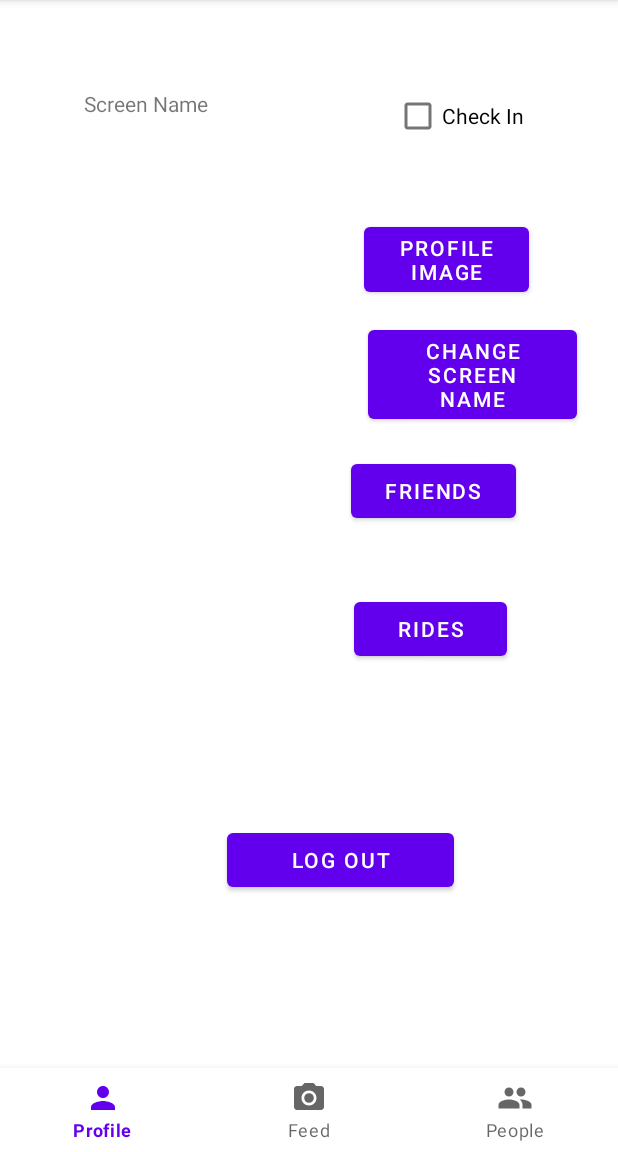
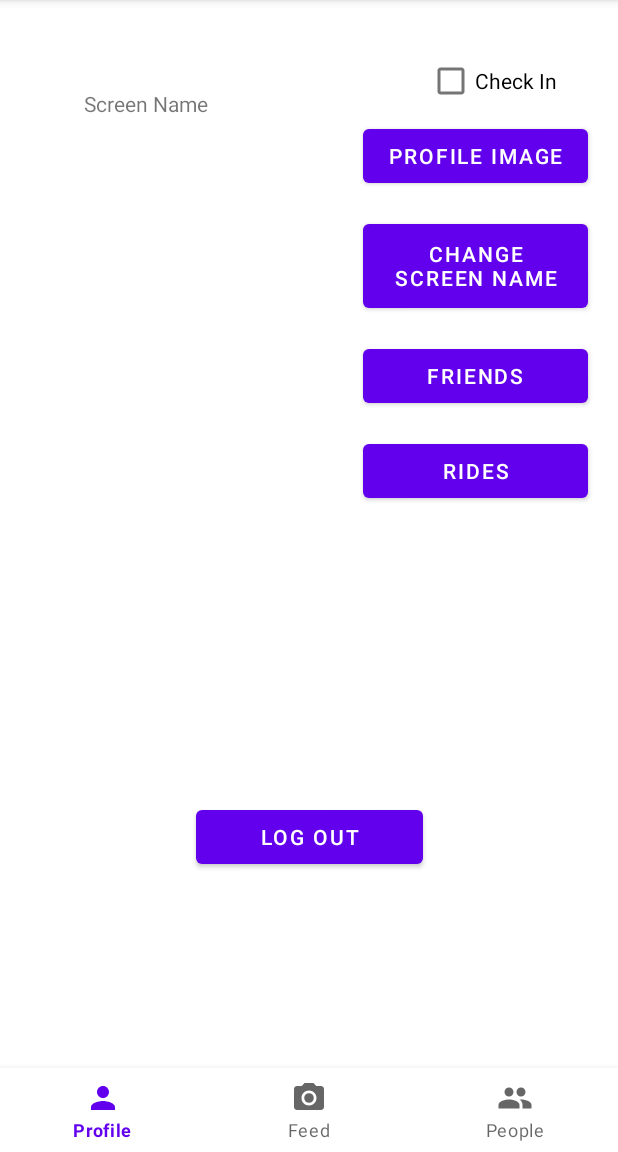
Before and after one commit to Team-Coaster/coaster_life, an Android app: the ProfileFragment screen opened directly, with no data from a screen before it, on a phone screen of 412 x 824 dp, the part 84-1236 px from its top. Run offline under Robolectric (Android 15) with nearby library versions, the phone set to English and light mode, and no system bars; libraries missing offline, so code that uses them is left out: com.parse.

Commit message:
Profile UI Improvement

```diff
--- a/app/src/main/res/layout/fragment_profile.xml
+++ b/app/src/main/res/layout/fragment_profile.xml
@@ -22,32 +22,32 @@
 
         <Button
             android:id="@+id/btnProfileImg"
-            android:layout_width="110dp"
+            android:layout_width="150dp"
             android:layout_height="wrap_content"
             android:layout_alignParentTop="true"
             android:layout_alignParentEnd="true"
-            android:layout_marginTop="145dp"
-            android:layout_marginEnd="59dp"
+            android:layout_marginTop="80dp"
+            android:layout_marginEnd="20dp"
             android:text="@string/profileimg" />
 
         <Button
             android:id="@+id/btnFriends"
-            android:layout_width="110dp"
+            android:layout_width="150dp"
             android:layout_height="wrap_content"
             android:layout_below="@+id/btnSN"
             android:layout_alignParentEnd="true"
-            android:layout_marginTop="18dp"
-            android:layout_marginEnd="68dp"
+            android:layout_marginTop="15dp"
+            android:layout_marginEnd="20dp"
             android:text="@string/Friends" />
 
         <Button
             android:id="@+id/btnRides"
-            android:layout_width="102dp"
+            android:layout_width="150dp"
             android:layout_height="wrap_content"
             android:layout_below="@+id/btnFriends"
             android:layout_alignParentEnd="true"
-            android:layout_marginTop="44dp"
-            android:layout_marginEnd="74dp"
+            android:layout_marginTop="15dp"
+            android:layout_marginEnd="20dp"
             android:text="@string/Rides" />
 
         <Button
@@ -57,8 +57,9 @@
             android:layout_below="@+id/btnRides"
             android:layout_alignParentEnd="true"
             android:layout_centerHorizontal="true"
-            android:layout_marginTop="106dp"
-            android:layout_marginEnd="109dp"
+            android:layout_marginTop="196dp"
+            android:layout_marginEnd="130dp"
+            android:foregroundGravity="center_horizontal"
             android:text="@string/logout" />
 
         <CheckBox
@@ -67,13 +68,13 @@
             android:layout_height="wrap_content"
             android:layout_alignParentTop="true"
             android:layout_alignParentEnd="true"
-            android:layout_marginTop="53dp"
-            android:layout_marginEnd="42dp"
+            android:layout_marginTop="30dp"
+            android:layout_marginEnd="20dp"
             android:text="@string/checkin" />
 
         <TextView
             android:id="@+id/tvSN"
-            android:layout_width="117dp"
+            android:layout_width="wrap_content"
             android:layout_height="wrap_content"
             android:layout_alignParentStart="true"
             android:layout_alignParentTop="true"
@@ -83,12 +84,12 @@
 
         <Button
             android:id="@+id/btnSN"
-            android:layout_width="139dp"
-            android:layout_height="wrap_content"
+            android:layout_width="150dp"
+            android:layout_height="68dp"
             android:layout_below="@+id/btnProfileImg"
             android:layout_alignParentEnd="true"
-            android:layout_marginTop="13dp"
-            android:layout_marginEnd="27dp"
+            android:layout_marginTop="15dp"
+            android:layout_marginEnd="20dp"
             android:text="@string/changeSN" />
 
 </RelativeLayout>
```
